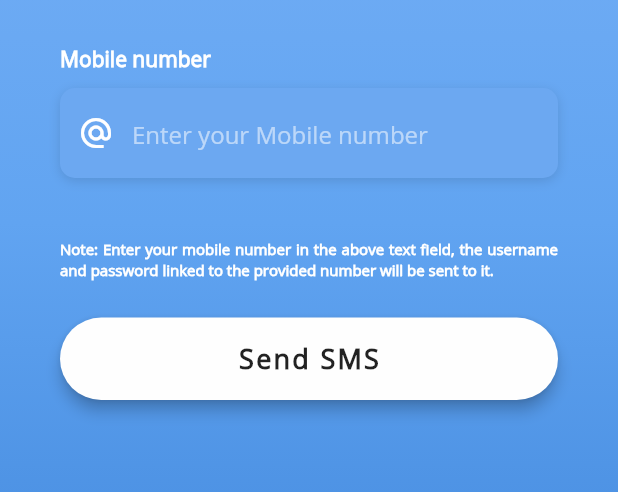
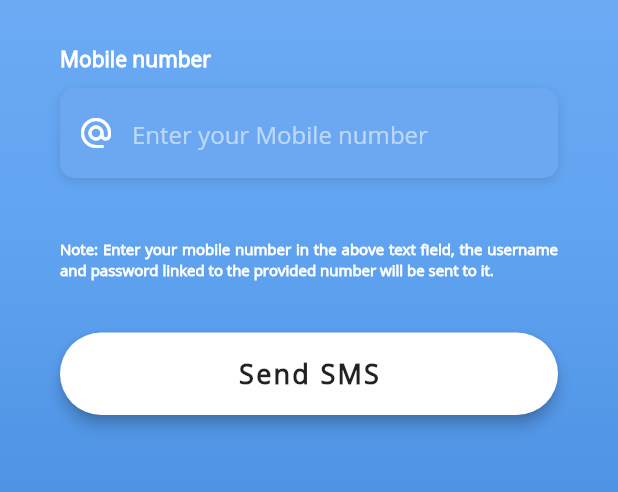
Before and after one commit to srikanthsarma145/metropay_main, a Flutter app: the screen it shows after launch, after a tap on "Forgot Password?", on a phone screen of 412 x 824 dp, the part 272-764 px from its top. Run offline on Flutter 3.47's test engine with Material 2 defaults, Android fonts, the phone set to English and light mode, and no system bars; our stand-ins replace photo_view, toast; missing offline and left inert: flutter_nfc_reader.

Commit message:
update the modifications

```diff
--- a/lib/main.dart
+++ b/lib/main.dart
@@ -21,9 +21,9 @@ class MyApp extends StatelessWidget {
           buttonTheme: ButtonThemeData(
             buttonColor: Color(0xff404040),
           ),
-//          cardTheme: CardTheme(
-//            color: Color(0xff404040),
-//          )
+          cardTheme: CardTheme(
+            color: Color(0xff404040),
+          )
       ),
 //      debugShowCheckedModeBanner: false, //remove comment to remove debug tag
       home: LoginScreen(),
--- a/lib/screens/forgetpassword_screen.dart
+++ b/lib/screens/forgetpassword_screen.dart
@@ -134,7 +134,7 @@ class _ForgetScreenState extends State<ForgetScreen> {
                         ),
                         textAlign: TextAlign.justify,
                       ),
-//                      SizedBox(height: 10.0),
+                      SizedBox(height: 10.0),
                       _buildSendEmailBtn(),
                     ],
                   ),
--- a/lib/screens/login_screen.dart
+++ b/lib/screens/login_screen.dart
@@ -248,7 +248,7 @@ class _LoginScreenState extends State<LoginScreen> {
                           fontWeight: FontWeight.bold,
                         ),
                       ),
-//                      SizedBox(height: 30.0),
+                      SizedBox(height: 30.0),
                       _buildEmailTF(),
                       SizedBox(
                         height: 30.0,
--- a/lib/screens/signup_screen.dart
+++ b/lib/screens/signup_screen.dart
@@ -232,7 +232,7 @@ class _SignupScreenState extends State<SignupScreen> {
                       _buildPasswordTF(),
                       SizedBox(height: 25.0),
                       _buildConfirmPasswordTF(),
-//                      SizedBox(height: 5.0),
+                      SizedBox(height: 5.0),
                       _buildSignupBtn(),
                     ],
                   ),
```
